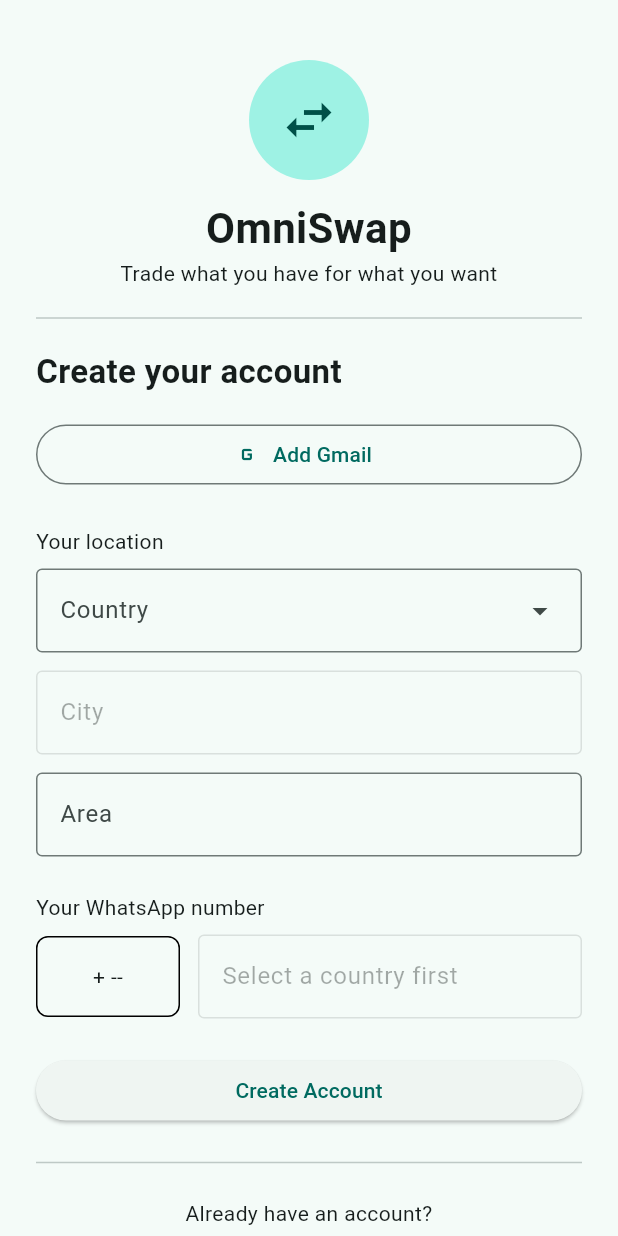
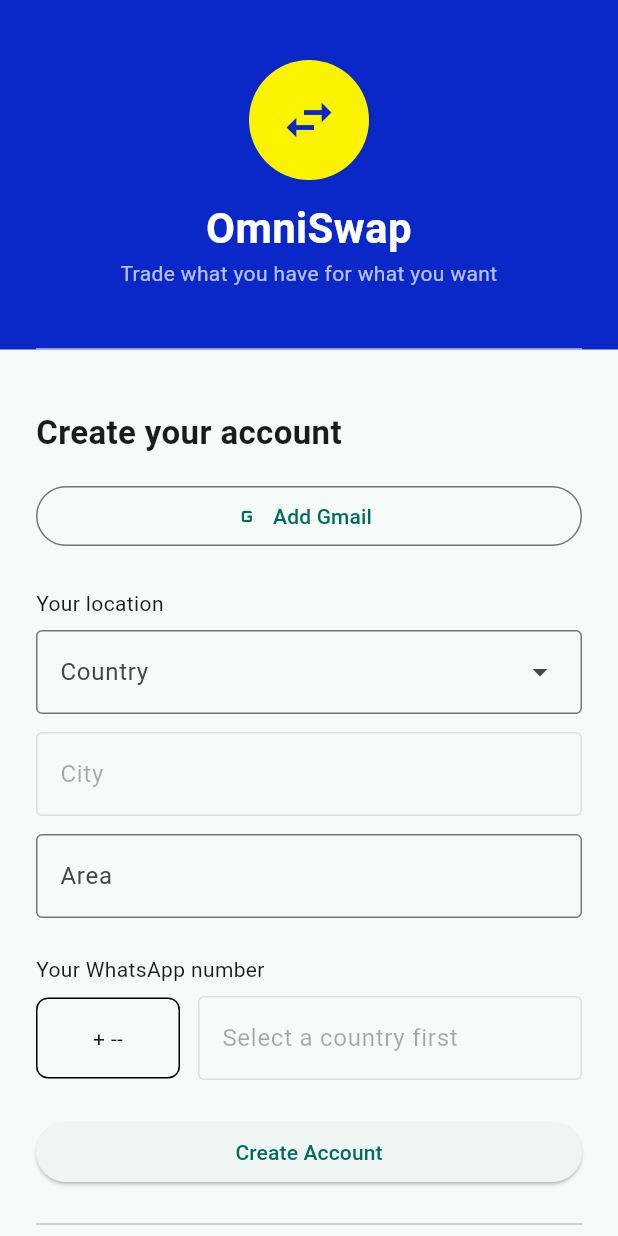
Before and after one commit to M-Rehan-Bilal/omniswap-trading-app, a Flutter app: the screen it shows after launch, on a phone screen of 412 x 824 dp. Run offline on Flutter 3.47's test engine with Material 3 defaults, Android fonts, the phone set to English and light mode, and no system bars; our stand-ins replace flutter_dotenv, image_picker, supabase_flutter; accounts and stored records are empty.

Commit message:
Edit sign_in_screen to make it vistually attractive

```diff
--- a/omniswap_app/lib/screens/sign_in_screen.dart
+++ b/omniswap_app/lib/screens/sign_in_screen.dart
@@ -8,6 +8,9 @@ import '../data/countries.dart';
 import '../services/auth_service.dart';
 import '../services/user_service.dart';
 import 'home_screen.dart';
+
+const Color kSummerBlue = Color(0xFF0A27C8);
+const Color kSummerYellow = Color(0xFFFCF300);
 
 class SignInScreen extends StatefulWidget {
   const SignInScreen({super.key});
@@ -280,12 +283,21 @@ class _SignInScreenState extends State<SignInScreen>
   }
 
   @override
+  @override
   Widget build(BuildContext context) {
     final user = _user;
 
     return Scaffold(
-      body: SafeArea(
-        child: SingleChildScrollView(
+      body: SingleChildScrollView(
+        child: Column(
+          crossAxisAlignment: CrossAxisAlignment.stretch,
+          children: [
+            // Blue header: from the top of the screen down to the divider line.
+            Container(
+              color: kSummerBlue,
+              child: SafeArea(
+                bottom: false,
+                child: Padding(
                   padding: const EdgeInsets.symmetric(horizontal: 24),
                   child: Column(
                     crossAxisAlignment: CrossAxisAlignment.stretch,
@@ -293,18 +305,53 @@ class _SignInScreenState extends State<SignInScreen>
                       const SizedBox(height: 40),
                       const CircleAvatar(
                         radius: 40,
-                child: Icon(Icons.swap_horiz, size: 40),
+                        backgroundColor: kSummerYellow,
+                        child: Icon(
+                          Icons.swap_horiz,
+                          size: 40,
+                          color: kSummerBlue,
+                        ),
                       ),
                       const SizedBox(height: 12),
-              const Text('OmniSwap',
+                      const Text(
+                        'OmniSwap',
                         textAlign: TextAlign.center,
-                  style: TextStyle(fontSize: 28, fontWeight: FontWeight.bold)),
-              const Text('Trade what you have for what you want',
-                  textAlign: TextAlign.center),
-              const Divider(height: 40),
+                        style: TextStyle(
+                          fontSize: 28,
+                          fontWeight: FontWeight.bold,
+                          color: Colors.white,
+                        ),
+                      ),
+                      const Text(
+                        'Trade what you have for what you want',
+                        textAlign: TextAlign.center,
+                        style: TextStyle(color: Colors.white70),
+                      ),
+                      const SizedBox(height: 40),
+                      const Divider(
+                        height: 1,
+                        thickness: 1,
+                        color: Colors.white54,
+                      ),
+                    ],
+                  ),
+                ),
+              ),
+            ),
+
+            // White form section below the blue header.
+            SafeArea(
+              top: false,
+              child: Padding(
+                padding: const EdgeInsets.symmetric(horizontal: 24),
+                child: Column(
+                  crossAxisAlignment: CrossAxisAlignment.stretch,
+                  children: [
+                    const SizedBox(height: 40),
 
                     const Text('Create your account',
-                  style: TextStyle(fontSize: 22, fontWeight: FontWeight.w600)),
+                        style: TextStyle(
+                            fontSize: 22, fontWeight: FontWeight.w600)),
                     const SizedBox(height: 16),
 
                     // Button before Google sign-in, badge after
@@ -355,7 +402,8 @@ class _SignInScreenState extends State<SignInScreen>
                           ? const SizedBox(
                           height: 20,
                           width: 20,
-                    child: CircularProgressIndicator(strokeWidth: 2))
+                          child:
+                          CircularProgressIndicator(strokeWidth: 2))
                           : const Text('Create Account'),
                     ),
 
@@ -369,6 +417,9 @@ class _SignInScreenState extends State<SignInScreen>
                     const SizedBox(height: 24),
                   ],
                 ),
+              ),
+            ),
+          ],
         ),
       ),
     );
```
Lines whose indentation alone changed are shown as unchanged.
